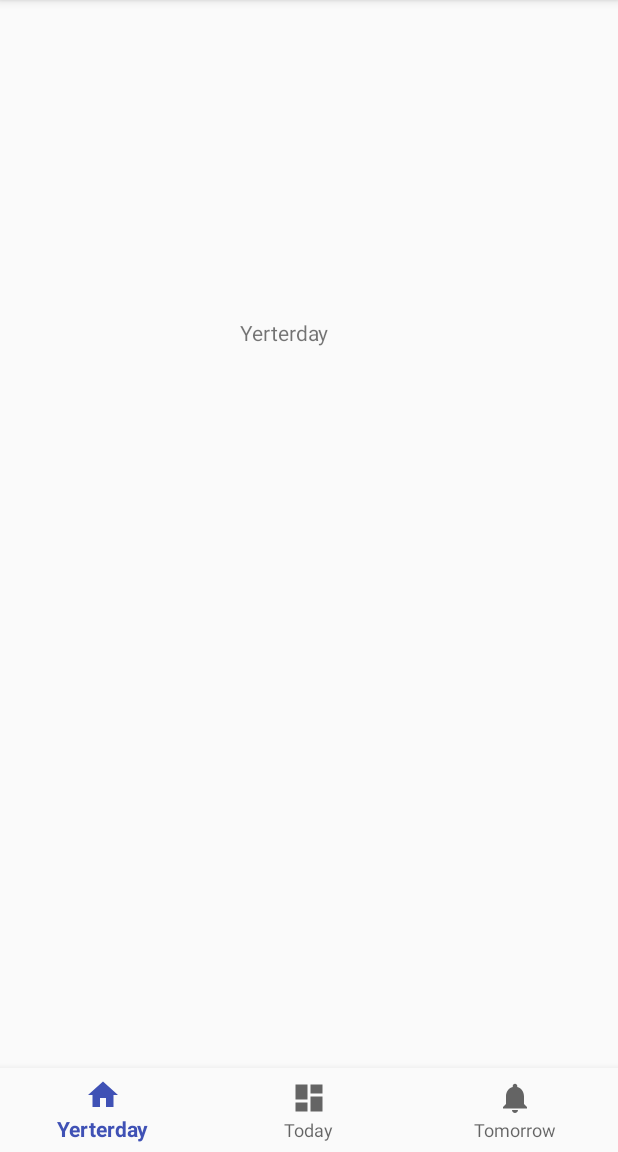
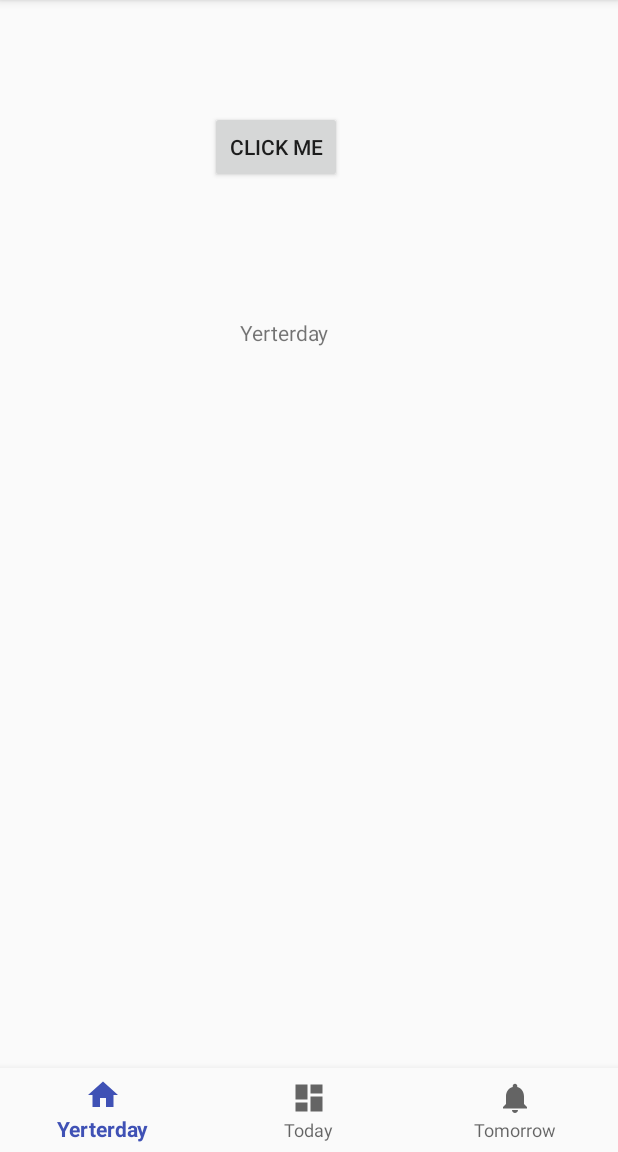
Before and after one commit to Acytoo/HyperPlanner, an Android app: the screen it shows after launch (MainActivity), on a phone screen of 412 x 824 dp, the part 84-1236 px from its top. Run offline under Robolectric (Android 15) with nearby library versions, the phone set to English and light mode, and no system bars.

Commit message:
一点点

```diff
--- a/AndroidClient/app/src/main/AndroidManifest.xml
+++ b/AndroidClient/app/src/main/AndroidManifest.xml
@@ -18,6 +18,10 @@
                 <category android:name="android.intent.category.LAUNCHER" />
             </intent-filter>
         </activity>
+        <activity
+            android:name=".WeekActivity"
+            android:label="@string/title_activity_week"
+            android:theme="@style/AppTheme.NoActionBar"></activity>
     </application>
 
 </manifest>
--- a/AndroidClient/app/src/main/java/com/acytoo/hyperplanner/MainActivity.java
+++ b/AndroidClient/app/src/main/java/com/acytoo/hyperplanner/MainActivity.java
@@ -1,10 +1,14 @@
 package com.acytoo.hyperplanner;
 
+import android.content.Intent;
 import android.os.Bundle;
 import android.support.annotation.NonNull;
 import android.support.design.widget.BottomNavigationView;
 import android.support.v7.app.AppCompatActivity;
+import android.util.Log;
 import android.view.MenuItem;
+import android.view.View;
+import android.widget.Button;
 import android.widget.TextView;
 
 public class MainActivity extends AppCompatActivity {
@@ -35,10 +39,30 @@ public class MainActivity extends AppCompatActivity {
     protected void onCreate(Bundle savedInstanceState) {
         super.onCreate(savedInstanceState);
         setContentView(R.layout.activity_main);
-
+        String s="asdfas0oO1ilILdf";
         mTextMessage = (TextView) findViewById(R.id.message);
         BottomNavigationView navigation = (BottomNavigationView) findViewById(R.id.navigation);
         navigation.setOnNavigationItemSelectedListener(mOnNavigationItemSelectedListener);
+        Log.d("FirstActivity", s );
+        Log.i("asdfasdf",s);
+
+        Button ytbutton = (Button)findViewById(R.id.ytbutton);
+        ytbutton.setOnClickListener(
+                new Button.OnClickListener(){
+                    @Override
+                    public void onClick(View v) {
+                        Intent week =
+                    }
+                }
+        );
+
     }
 
+    public void haha(View view){
+        Log.d("click", "here");
+
+    }
+
+
+
 }
--- a/AndroidClient/app/src/main/res/layout/activity_main.xml
+++ b/AndroidClient/app/src/main/res/layout/activity_main.xml
@@ -29,4 +29,22 @@
         app:layout_constraintRight_toRightOf="parent"
         app:menu="@menu/navigation" />
 
+    <RelativeLayout
+        android:layout_width="368dp"
+        android:layout_height="196dp"
+        tools:layout_editor_absoluteX="8dp"
+        tools:layout_editor_absoluteY="8dp">
+
+        <Button
+            android:id="@+id/ytbutton"
+            android:layout_width="wrap_content"
+            android:layout_height="wrap_content"
+            android:layout_centerHorizontal="true"
+            android:layout_centerVertical="true"
+            android:onClick="haha"
+            android:text="Click Me"
+            tools:layout_editor_absoluteX="148dp"
+            tools:layout_editor_absoluteY="86dp" />
+    </RelativeLayout>
+
 </android.support.constraint.ConstraintLayout>
--- a/AndroidClient/app/src/main/res/values/dimens.xml
+++ b/AndroidClient/app/src/main/res/values/dimens.xml
@@ -2,4 +2,5 @@
     <!-- Default screen margins, per the Android Design guidelines. -->
     <dimen name="activity_horizontal_margin">16dp</dimen>
     <dimen name="activity_vertical_margin">16dp</dimen>
+    <dimen name="fab_margin">16dp</dimen>
 </resources>
--- a/AndroidClient/app/src/main/res/values/strings.xml
+++ b/AndroidClient/app/src/main/res/values/strings.xml
@@ -3,4 +3,6 @@
     <string name="title_home">Yerterday</string>
     <string name="title_dashboard">Today</string>
     <string name="title_notifications">Tomorrow</string>
+    <string name="title_activity_week">WeekActivity</string>
+    <string name="WeekMessage">Here is the week info</string>
 </resources>
--- a/AndroidClient/app/src/main/res/values/styles.xml
+++ b/AndroidClient/app/src/main/res/values/styles.xml
@@ -8,4 +8,13 @@
         <item name="colorAccent">@color/colorAccent</item>
     </style>
 
+    <style name="AppTheme.NoActionBar">
+        <item name="windowActionBar">false</item>
+        <item name="windowNoTitle">true</item>
+    </style>
+
+    <style name="AppTheme.AppBarOverlay" parent="ThemeOverlay.AppCompat.Dark.ActionBar" />
+
+    <style name="AppTheme.PopupOverlay" parent="ThemeOverlay.AppCompat.Light" />
+
 </resources>
```
Also changed, not shown: AndroidClient/app/src/main/java/com/acytoo/hyperplanner/WeekActivity.java (added, +29 -0 lines), AndroidClient/app/src/main/res/layout/activity_week.xml (added, +33 -0 lines), AndroidClient/app/src/main/res/layout/content_week.xml (added, +19 -0 lines).
